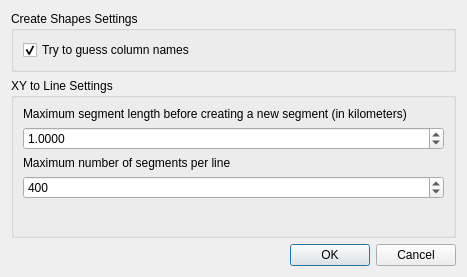
First picture: the form in settings.ui, repository NationalSecurityAgency/qgis-shapetools-plugin, before the edit.
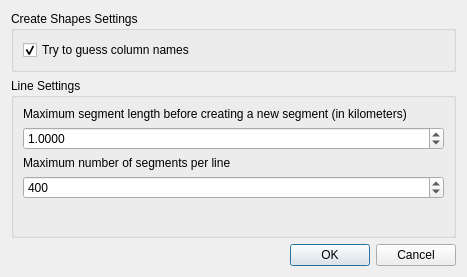
Second picture: the form after the edit.

Diff of the .ui file:
```diff
--- a/settings.ui
+++ b/settings.ui
@@ -39,7 +39,7 @@
    <item>
     <widget class="QGroupBox" name="groupBox_2">
      <property name="title">
-      <string>XY to Line Settings</string>
+      <string>Line Settings</string>
      </property>
      <layout class="QVBoxLayout" name="verticalLayout_3">
       <item>
```
